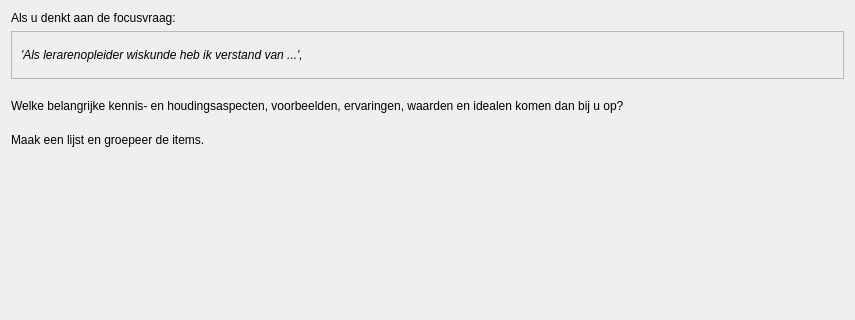
This is Projects/ProjectBrainweaver/qtpvdbclusterdialog.ui in richelbilderbeek/ProjectRichelBilderbeek as Qt 5 draws it before an edit; both pictures show x 0 to 855 and y 0 to 320 of the 855 by 748 pixel window. The edited form follows.
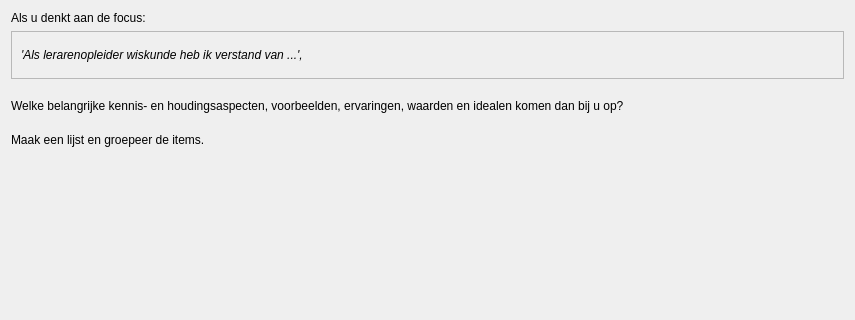
This is the edited form. Icons and pictures are not drawn.

Diff of the .ui file:
```diff
--- a/Projects/ProjectBrainweaver/qtpvdbclusterdialog.ui
+++ b/Projects/ProjectBrainweaver/qtpvdbclusterdialog.ui
@@ -27,7 +27,7 @@
       </sizepolicy>
      </property>
      <property name="text">
-      <string>Als u denkt aan de focusvraag:</string>
+      <string>Als u denkt aan de focus:</string>
      </property>
     </widget>
    </item>
```
